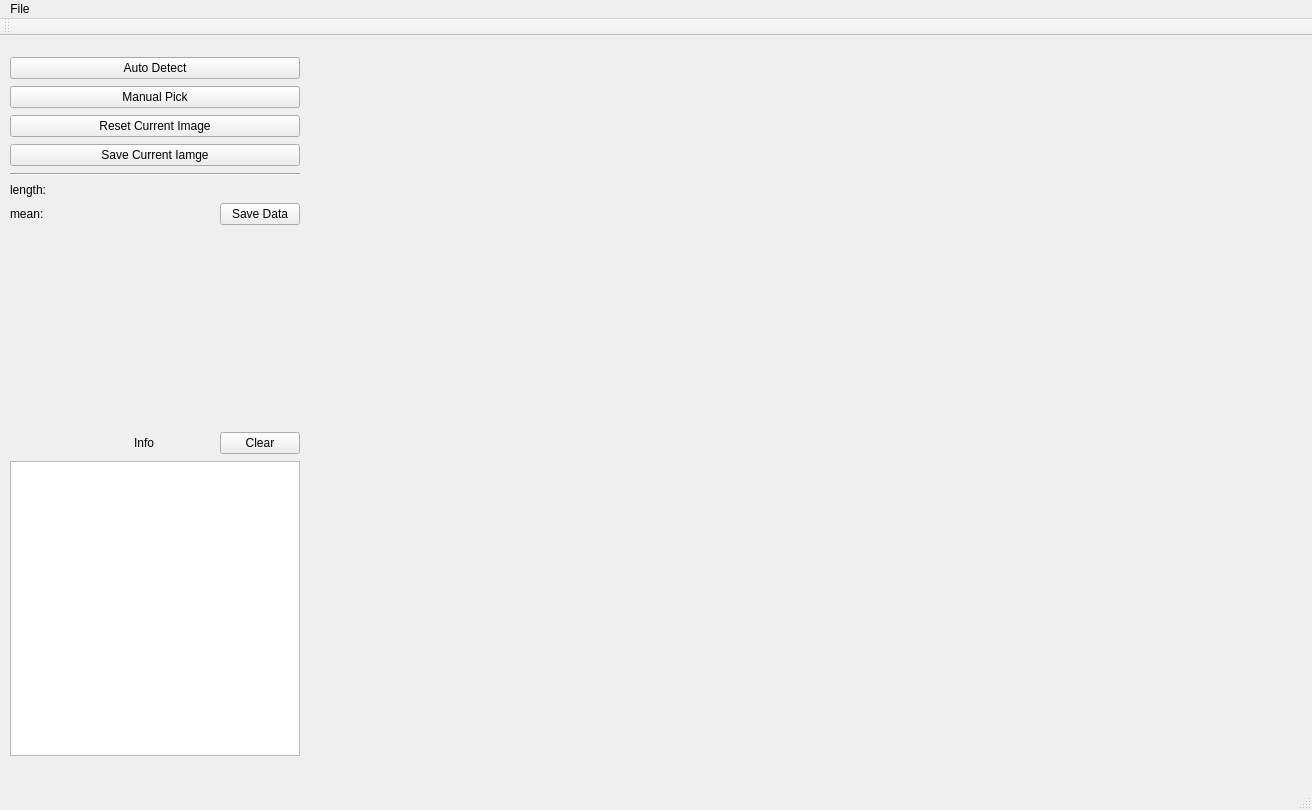
Qt form CashmereDetector/CashmereDetector.ui (HWeigo/CashmereDetector) before a commit.
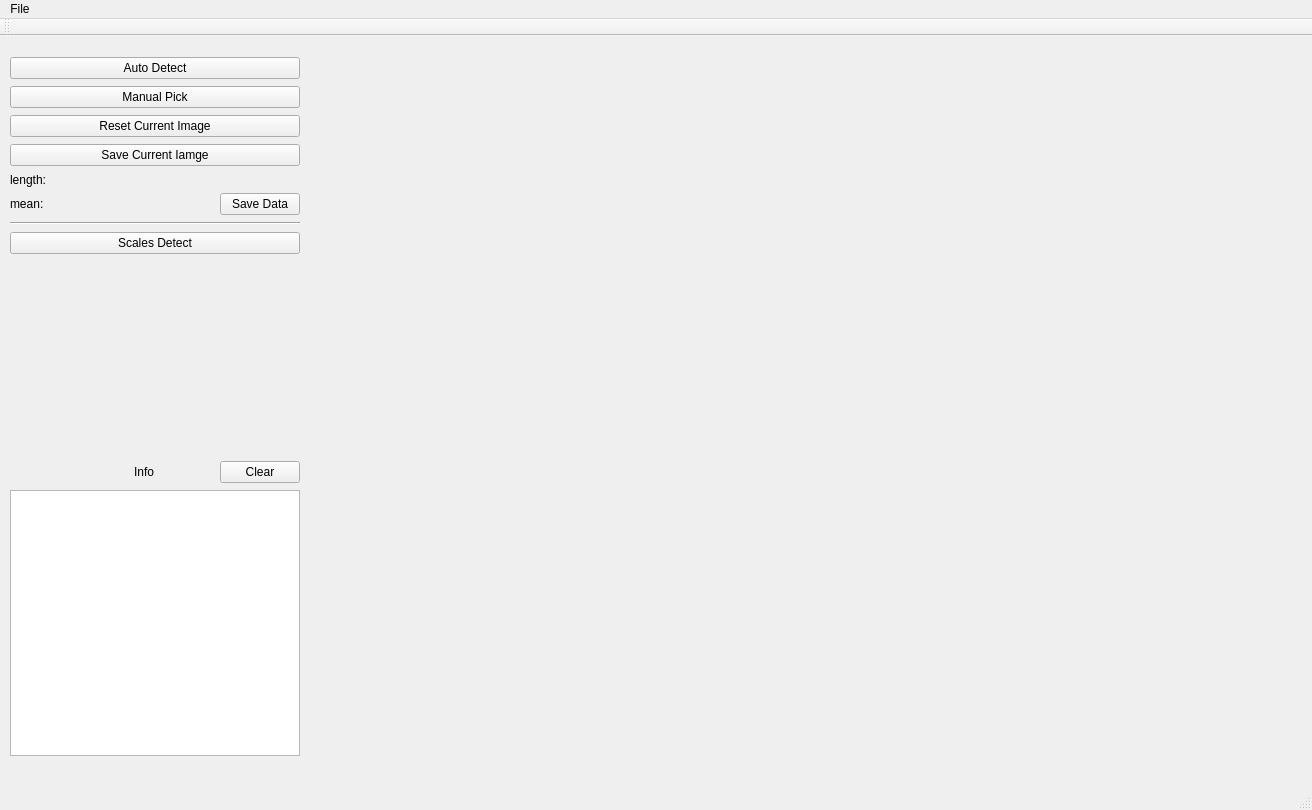
The same form after that commit.

Commit message: scale detect

```diff
--- a/CashmereDetector/CashmereDetector.ui
+++ b/CashmereDetector/CashmereDetector.ui
@@ -68,13 +68,6 @@
        </property>
       </widget>
      </item>
-     <item>
-      <widget class="Line" name="line">
-       <property name="orientation">
-        <enum>Qt::Horizontal</enum>
-       </property>
-      </widget>
-     </item>
      <item>
       <layout class="QGridLayout" name="gridLayout" columnstretch="1,3,1" columnminimumwidth="0,0,0">
        <item row="1" column="2">
@@ -114,6 +107,20 @@
        </item>
       </layout>
      </item>
+     <item>
+      <widget class="Line" name="line">
+       <property name="orientation">
+        <enum>Qt::Horizontal</enum>
+       </property>
+      </widget>
+     </item>
+     <item>
+      <widget class="QPushButton" name="pushButton_scalesDetect">
+       <property name="text">
+        <string>Scales Detect</string>
+       </property>
+      </widget>
+     </item>
      <item>
       <spacer name="verticalSpacer_2">
        <property name="orientation">
```
The commit also changes 47 other files.
